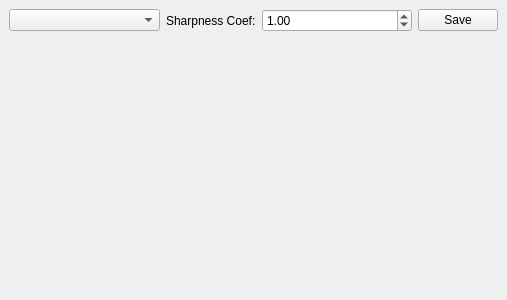
First picture: the form in src/gradientmethod.ui, repository buzzcz/ZVI, before the edit.
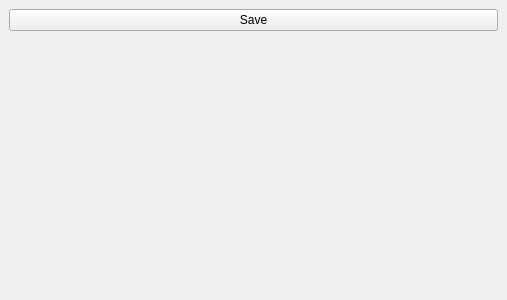
Second picture: the form after the edit.

Commit message: Gradientni metoda

Diff of the .ui file:
```diff
--- a/src/gradientmethod.ui
+++ b/src/gradientmethod.ui
@@ -26,51 +26,6 @@
       <property name="sizeConstraint">
        <enum>QLayout::SetDefaultConstraint</enum>
       </property>
-      <item>
-       <widget class="QComboBox" name="directionComboBox">
-        <property name="sizePolicy">
-         <sizepolicy hsizetype="Expanding" vsizetype="Fixed">
-          <horstretch>0</horstretch>
-          <verstretch>0</verstretch>
-         </sizepolicy>
-        </property>
-       </widget>
-      </item>
-      <item>
-       <widget class="QLabel" name="label_2">
-        <property name="sizePolicy">
-         <sizepolicy hsizetype="Minimum" vsizetype="Preferred">
-          <horstretch>0</horstretch>
-          <verstretch>0</verstretch>
-         </sizepolicy>
-        </property>
-        <property name="text">
-         <string>Sharpness Coef:</string>
-        </property>
-       </widget>
-      </item>
-      <item>
-       <widget class="QDoubleSpinBox" name="sharpCoefSpinBox">
-        <property name="sizePolicy">
-         <sizepolicy hsizetype="Expanding" vsizetype="Fixed">
-          <horstretch>0</horstretch>
-          <verstretch>0</verstretch>
-         </sizepolicy>
-        </property>
-        <property name="minimum">
-         <double>0.010000000000000</double>
-        </property>
-        <property name="maximum">
-         <double>256.000000000000000</double>
-        </property>
-        <property name="singleStep">
-         <double>0.010000000000000</double>
-        </property>
-        <property name="value">
-         <double>1.000000000000000</double>
-        </property>
-       </widget>
-      </item>
       <item>
        <widget class="QPushButton" name="saveButton">
         <property name="text">
```
The commit also changes 1 other file.
